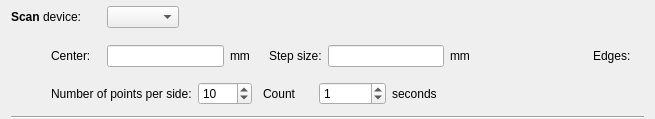
This is nicos/clients/gui/cmdlets/cscan.ui in mlz-ictrl/nicos as Qt 5 draws it before an edit. The edited form follows.
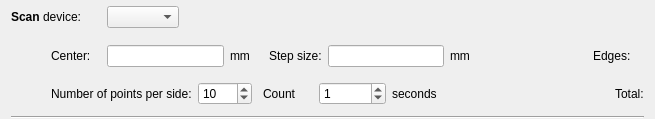
This is the edited form.

Commit message: cmdlets: show total #points in cscan

```diff
--- a/nicos/clients/gui/cmdlets/cscan.ui
+++ b/nicos/clients/gui/cmdlets/cscan.ui
@@ -263,6 +263,13 @@
        </property>
       </spacer>
      </item>
+     <item>
+      <widget class="QLabel" name="totalPoints">
+       <property name="text">
+        <string>Total:</string>
+       </property>
+      </widget>
+     </item>
     </layout>
    </item>
    <item>
```
The commit also changes 1 other file.
